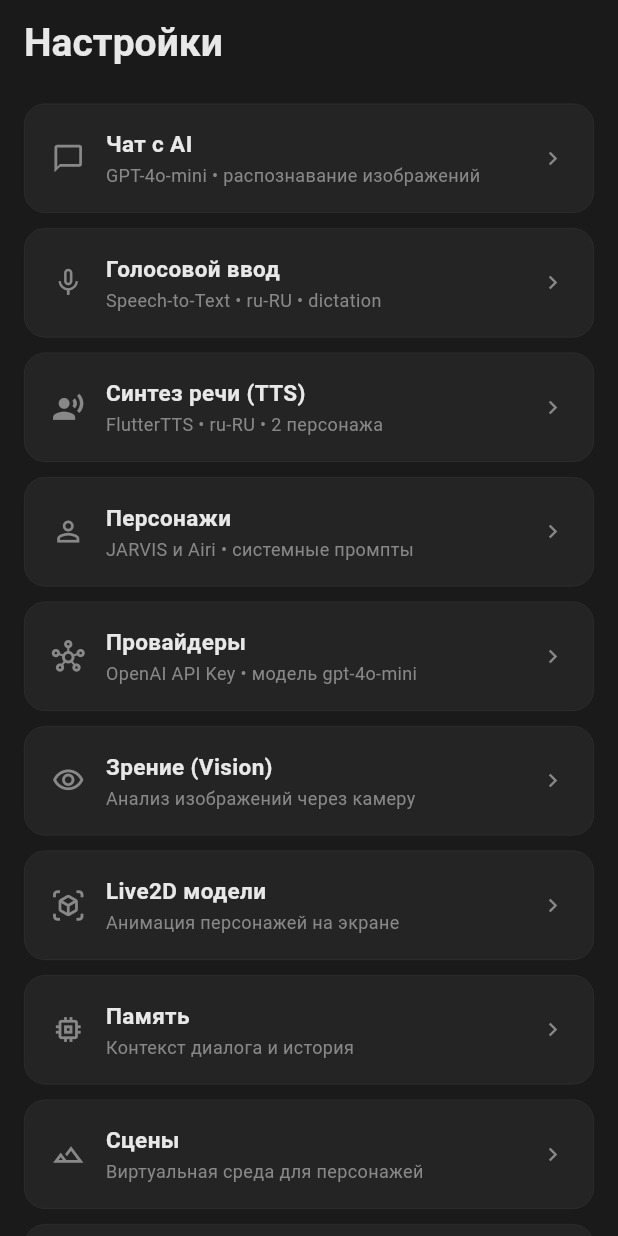
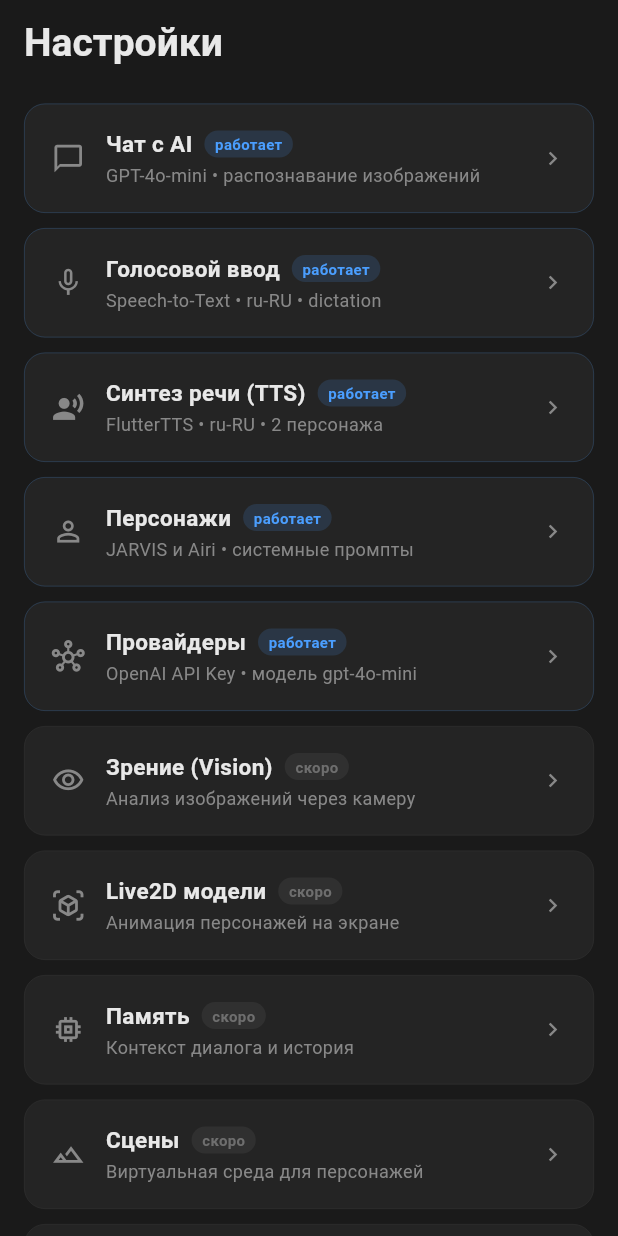
Before and after one commit to lucifermornngstar52-cell/airi-assistant, a Flutter app: the SettingsScreen screen opened by its route, on a phone screen of 412 x 824 dp. Run offline on Flutter 3.47's test engine with Material 3 defaults, Android fonts, the phone set to English and light mode, and no system bars; our stand-ins replace flutter_tts, permission_handler, shared_preferences, speech_to_text; accounts and stored records are empty.

Commit message:
feat: add status badges (active/soon) to settings cards

```diff
--- a/lib/widgets/settings_card.dart
+++ b/lib/widgets/settings_card.dart
@@ -19,7 +19,12 @@ class SettingsCard extends StatelessWidget {
       decoration: BoxDecoration(
         color: AppTheme.cardColor,
         borderRadius: BorderRadius.circular(14),
-        border: Border.all(color: AppTheme.cardBorder, width: 0.5),
+        border: Border.all(
+          color: item.badge == 'active'
+              ? AppTheme.accentBlue.withOpacity(0.25)
+              : AppTheme.cardBorder,
+          width: 0.5,
+        ),
       ),
       child: Material(
         color: Colors.transparent,
@@ -36,6 +41,7 @@ class SettingsCard extends StatelessWidget {
               Expanded(child: Column(
                 crossAxisAlignment: CrossAxisAlignment.start,
                 children: [
+                  Row(children: [
                     Text(
                       item.title,
                       style: const TextStyle(
@@ -44,6 +50,40 @@ class SettingsCard extends StatelessWidget {
                         fontWeight: FontWeight.w600,
                       ),
                     ),
+                    const SizedBox(width: 8),
+                    if (item.badge == 'active')
+                      Container(
+                        padding: const EdgeInsets.symmetric(horizontal: 7, vertical: 2),
+                        decoration: BoxDecoration(
+                          color: AppTheme.accentBlue.withOpacity(0.15),
+                          borderRadius: BorderRadius.circular(10),
+                        ),
+                        child: const Text(
+                          'работает',
+                          style: TextStyle(
+                            color: AppTheme.accentBlue,
+                            fontSize: 10,
+                            fontWeight: FontWeight.w600,
+                          ),
+                        ),
+                      )
+                    else if (item.badge == 'soon')
+                      Container(
+                        padding: const EdgeInsets.symmetric(horizontal: 7, vertical: 2),
+                        decoration: BoxDecoration(
+                          color: AppTheme.textSecondary.withOpacity(0.12),
+                          borderRadius: BorderRadius.circular(10),
+                        ),
+                        child: Text(
+                          'скоро',
+                          style: TextStyle(
+                            color: AppTheme.textSecondary.withOpacity(0.7),
+                            fontSize: 10,
+                            fontWeight: FontWeight.w600,
+                          ),
+                        ),
+                      ),
+                  ]),
                   const SizedBox(height: 3),
                   Text(
                     item.subtitle,
```
Lines whose indentation alone changed are shown as unchanged.
